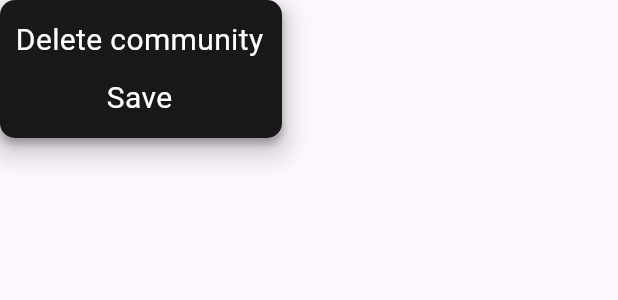
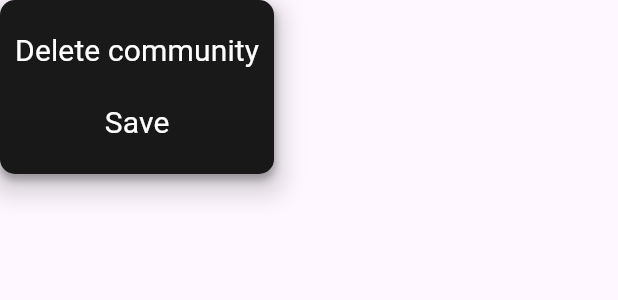
Before and after one commit to ivanrj7j/rehappy, a Flutter app: the DeleteSave widget shown alone on an empty page, opened directly, on a phone screen of 412 x 824 dp. Shown: the top 300 px of the screen. Run offline on Flutter 3.47's test engine with Material 3 defaults, Android fonts, the phone set to English and light mode, and no system bars; Roboto replaces fonts that are missing (Kdam Thmor Pro); statements that could not run were skipped.

```diff
--- a/lib/pages/community.dart
+++ b/lib/pages/community.dart
@@ -3,22 +3,15 @@ import 'package:flutter/material.dart';
 class DeleteSave extends StatelessWidget {
   @override
   Widget build(BuildContext context) {
-    return Column(
-      children: [
-        Container(
-          width: 188,
-          height: 92,
-          padding: const EdgeInsets.only(
-            top: 10,
-            left: 10,
-            right: 12,
-            bottom: 10,
-          ),
+    return IntrinsicWidth(
+      child: IntrinsicHeight(
+        child: Container(
+          padding: const EdgeInsets.symmetric(vertical: 10, horizontal: 10),
           clipBehavior: Clip.antiAlias,
           decoration: ShapeDecoration(
             gradient: LinearGradient(
-              begin: Alignment(0.00, -1.00),
-              end: Alignment(0, 1),
+              begin: Alignment.topCenter,
+              end: Alignment.bottomCenter,
               colors: [Color(0xFF191919), Color(0xFF181818)],
             ),
             shape: RoundedRectangleBorder(
@@ -44,7 +37,16 @@ class DeleteSave extends StatelessWidget {
             mainAxisAlignment: MainAxisAlignment.center,
             crossAxisAlignment: CrossAxisAlignment.center,
             children: [
-              Text(
+              ElevatedButton(
+                onPressed: (){
+                  // Handle delete action
+                },
+                style: ElevatedButton.styleFrom(
+                    backgroundColor: Colors.transparent,
+                    padding: EdgeInsets.zero,
+                    shadowColor: Colors.transparent
+                ),
+                child: Text(
                   'Delete community',
                   style: TextStyle(
                     color: Colors.white,
@@ -53,8 +55,17 @@ class DeleteSave extends StatelessWidget {
                     fontWeight: FontWeight.w400,
                   ),
                 ),
-              const SizedBox(height: 10),
-              Text(
+              ),
+              ElevatedButton(
+                onPressed: (){
+                  // Handle save action
+                },
+                style: ElevatedButton.styleFrom(
+                    backgroundColor: Colors.transparent,
+                    padding: EdgeInsets.zero,
+                    shadowColor: Colors.transparent
+                ),
+                child: Text(
                   'Save',
                   style: TextStyle(
                     color: Colors.white,
@@ -63,10 +74,11 @@ class DeleteSave extends StatelessWidget {
                     fontWeight: FontWeight.w400,
                   ),
                 ),
+              ),
             ],
           ),
         ),
-      ],
+      ),
     );
   }
 }
```
Lines whose indentation alone changed are shown as unchanged.
